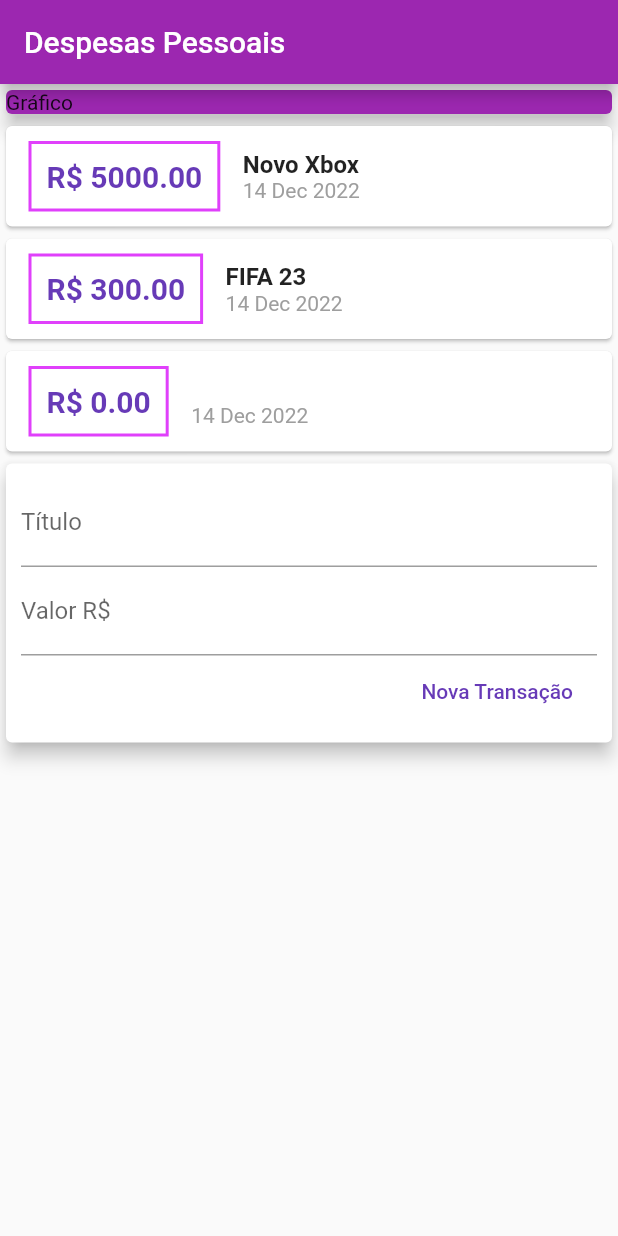
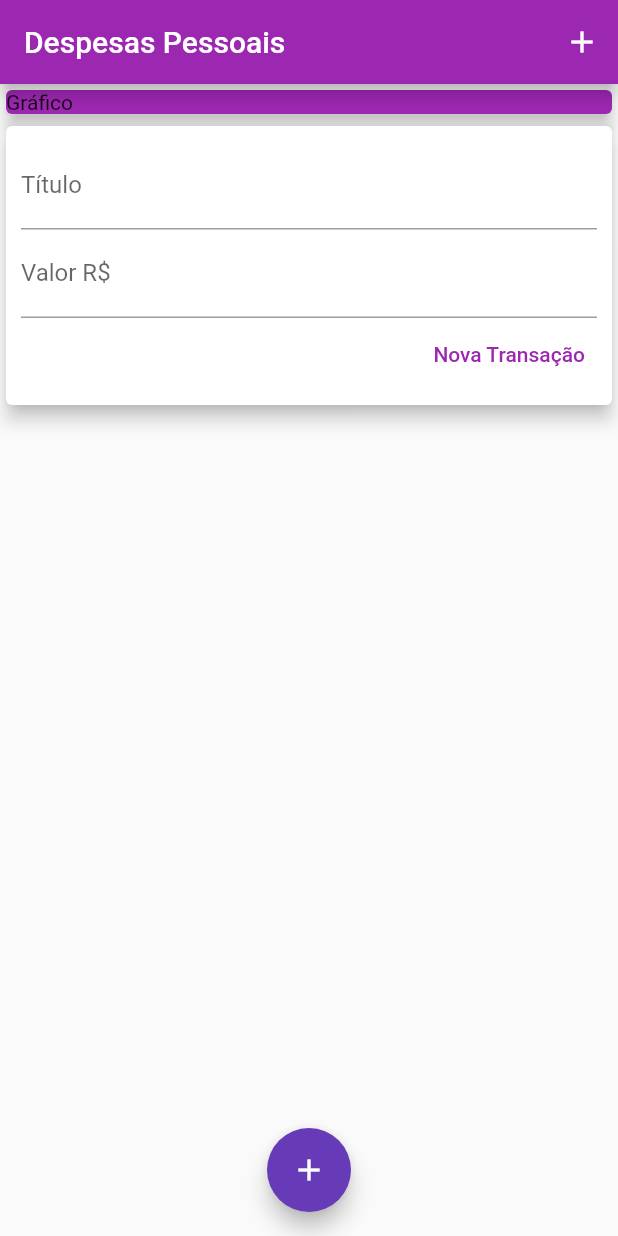
Before and after one commit to anabenicio/depesas-pessoais, a Flutter app: the screen it shows after launch, after a tap on "Nova Transação", on a phone screen of 412 x 824 dp. Run offline on Flutter 3.47's test engine with Material 2 defaults, Android fonts, the phone set to English and light mode, and no system bars.

Commit message:
add transaction buttons and functions

```diff
--- a/expenses/lib/components/transaction_form.dart
+++ b/expenses/lib/components/transaction_form.dart
@@ -6,7 +6,16 @@ class TransactionForm extends StatelessWidget {
 
   final void Function(String, double) onSubmit;
 
-  TransactionForm(this.onSubmit);
+  TransactionForm(this.onSubmit, {Key? key}) : super(key: key);
+
+  _submitForm() {
+    final title = titleController.text;
+    final value = double.tryParse(valueController.text) ?? 0.0;
+    if (title.isEmpty || value <= 0) {
+      return;
+    }
+    onSubmit(title, value);
+  }
 
   @override
   Widget build(BuildContext context) {
@@ -18,23 +27,26 @@ class TransactionForm extends StatelessWidget {
           children: <Widget>[
             TextField(
               controller: titleController,
+              onSubmitted: (_) => _submitForm(),
               decoration: InputDecoration(labelText: 'Título'),
             ),
             TextField(
                 controller: valueController,
+                keyboardType: TextInputType.numberWithOptions(decimal: true),
+                onSubmitted: (_) => _submitForm(),
                 decoration: InputDecoration(labelText: 'Valor R\$')),
             Row(
               mainAxisAlignment: MainAxisAlignment.end,
               children: [
-                FlatButton(
-                    onPressed: () {
-                      final title = titleController.text;
-                      final value =
-                          double.tryParse(valueController.text) ?? 0.0;
-                      onSubmit(title, value);
-                    },
-                    child: Text('Nova Transação'),
-                    textColor: Colors.deepPurple),
+                TextButton(
+                  child: const Text(
+                    'Nova Transação',
+                    style: TextStyle(
+                      color: Colors.purple,
+                    ),
+                  ),
+                  onPressed: _submitForm,
+                )
               ],
             )
           ],
--- a/expenses/lib/components/transaction_list.dart
+++ b/expenses/lib/components/transaction_list.dart
@@ -5,13 +5,18 @@ import 'package:intl/intl.dart';
 class TransactionList extends StatelessWidget {
   final List<Transaction> transactions;
 
-  TransactionList(this.transactions);
+  const TransactionList(this.transactions, {Key? key}) : super(key: key);
 
   @override
   Widget build(BuildContext context) {
     // TODO: implement build
-    return Column(
-      children: transactions.map((tr) {
+    return Container(
+      height: 300,
+      // rederizar apelas os elementos necessários - otimização
+      child: ListView.builder(
+        itemCount: transactions.length,
+        itemBuilder: (ctx, index) {
+          final tr = transactions[index];
           return Card(
             child: Row(
               children: <Widget>[
@@ -33,7 +38,8 @@ class TransactionList extends StatelessWidget {
                   children: [
                     Text(
                       tr.title,
-                    style: TextStyle(fontWeight: FontWeight.bold, fontSize: 16),
+                      style:
+                          TextStyle(fontWeight: FontWeight.bold, fontSize: 16),
                     ),
                     Text(DateFormat('d MMM y').format(tr.date),
                         style: TextStyle(
@@ -44,7 +50,8 @@ class TransactionList extends StatelessWidget {
               ],
             ),
           );
-      }).toList(),
+        },
+      ),
     );
   }
 }
--- a/expenses/lib/components/transactions_user.dart
+++ /dev/null
@@ -1,40 +0,0 @@
-import 'dart:math';
-
-import 'package:expenses/models/transaction.dart';
-import 'package:flutter/material.dart';
-import 'transaction_form.dart';
-import 'transaction_list.dart';
-
-class TransactionUser extends StatefulWidget {
-  @override
-  _TransactionUserState createState() => _TransactionUserState();
-}
-
-class _TransactionUserState extends State<TransactionUser> {
-  final _transactions = [
-    Transaction(
-        id: 't1', title: 'Novo Xbox', value: 5000.00, date: DateTime.now()),
-    Transaction(id: 't2', title: 'FIFA 23', value: 300.00, date: DateTime.now())
-  ];
-
-  _addTransaction(String title, double value) {
-    final newTransaction = Transaction(
-        id: Random().nextDouble().toString(),
-        title: title,
-        value: value,
-        date: DateTime.now());
-    setState(() {
-      _transactions.add(newTransaction);
-    });
-  }
-
-  @override
-  Widget build(BuildContext context) {
-    return Column(
-      children: [
-        TransactionList(_transactions),
-        TransactionForm(_addTransaction)
-      ],
-    );
-  }
-}
--- a/expenses/lib/main.dart
+++ b/expenses/lib/main.dart
@@ -1,24 +1,68 @@
-import 'package:expenses/components/transactions_user.dart';
+import 'package:expenses/components/transaction_form.dart';
 import 'package:flutter/material.dart';
 
-main() => runApp(ExpensesApp());
+import 'components/transaction_form.dart';
+import 'components/transaction_list.dart';
+import 'models/transaction.dart';
+import 'dart:math';
+
+main() => runApp(const ExpensesApp());
 
 class ExpensesApp extends StatelessWidget {
+  const ExpensesApp({Key? key}) : super(key: key);
   @override
   Widget build(BuildContext context) {
-    return MaterialApp(home: MyhomePage());
+    return const MaterialApp(home: MyHomePage());
   }
 }
 
-class MyhomePage extends StatelessWidget {
+class MyHomePage extends StatefulWidget {
+  const MyHomePage({Key? key}) : super(key: key);
+
+  @override
+  State<MyHomePage> createState() => _MyHomePageState();
+}
+
+class _MyHomePageState extends State<MyHomePage> {
+  final _transactions = [
+    Transaction(
+        id: 't1', title: 'Novo Xbox', value: 5000.00, date: DateTime.now()),
+    Transaction(id: 't2', title: 'FIFA 23', value: 300.00, date: DateTime.now())
+  ];
+  _addTransaction(String title, double value) {
+    final newTransaction = Transaction(
+        id: Random().nextDouble().toString(),
+        title: title,
+        value: value,
+        date: DateTime.now());
+    setState(() {
+      _transactions.add(newTransaction);
+    });
+  }
+
+  _opentransactionFormModal(BuildContext context) {
+    showModalBottomSheet(
+        context: context,
+        builder: (_) {
+          return TransactionForm(_addTransaction);
+        });
+  }
+
   @override
   Widget build(BuildContext context) {
     return Scaffold(
       appBar: AppBar(
         title: Text('Despesas Pessoais'),
         backgroundColor: Colors.purple,
+        actions: <Widget>[
+          IconButton(
+            icon: Icon(Icons.add),
+            onPressed: () => _opentransactionFormModal(context),
           ),
-        body: Column(
+        ],
+      ),
+      body: SingleChildScrollView(
+        child: Column(
           crossAxisAlignment: CrossAxisAlignment.stretch,
           children: <Widget>[
             Container(
@@ -27,9 +71,22 @@ class MyhomePage extends StatelessWidget {
                 color: Colors.purple,
                 child: Text('Gráfico'),
                 elevation: 5,
-                )),
-            TransactionUser()
+              ),
+            ),
+            Column(
+              children: <Widget>[
+                TransactionForm(_addTransaction),
               ],
-        ));
+            ),
+          ],
+        ),
+      ),
+      floatingActionButton: FloatingActionButton(
+        child: Icon(Icons.add),
+        onPressed: () => _opentransactionFormModal(context),
+        backgroundColor: Colors.deepPurple,
+      ),
+      floatingActionButtonLocation: FloatingActionButtonLocation.centerFloat,
+    );
   }
 }
```
Lines whose indentation alone changed are shown as unchanged.
